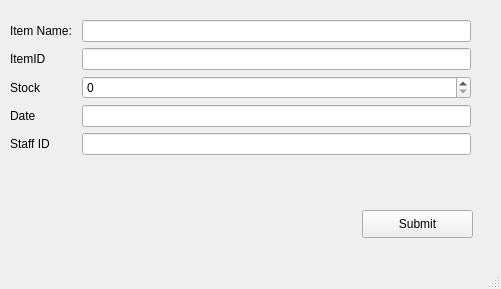
First picture: the form in ui_files/UpdateInvetory.ui, repository TahaZahid05/Restaurant-Managment-System, before the edit.
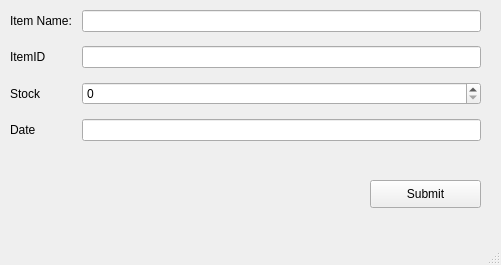
Second picture: the form after the edit.

```diff
--- a/ui_files/UpdateInvetory.ui
+++ b/ui_files/UpdateInvetory.ui
@@ -7,7 +7,7 @@
     <x>0</x>
     <y>0</y>
     <width>501</width>
-    <height>289</height>
+    <height>265</height>
    </rect>
   </property>
   <property name="windowTitle">
@@ -18,12 +18,15 @@
     <property name="geometry">
      <rect>
       <x>10</x>
-      <y>20</y>
-      <width>461</width>
-      <height>181</height>
+      <y>10</y>
+      <width>471</width>
+      <height>151</height>
      </rect>
     </property>
     <layout class="QFormLayout" name="formLayout">
+     <property name="verticalSpacing">
+      <number>14</number>
+     </property>
      <item row="0" column="0">
       <widget class="QLabel" name="label">
        <property name="text">
@@ -64,23 +67,13 @@
      <item row="3" column="1">
       <widget class="QLineEdit" name="lineEdit_3"/>
      </item>
-     <item row="4" column="0">
-      <widget class="QLabel" name="label_5">
-       <property name="text">
-        <string>Staff ID</string>
-       </property>
-      </widget>
-     </item>
-     <item row="4" column="1">
-      <widget class="QLineEdit" name="lineEdit_4"/>
-     </item>
     </layout>
    </widget>
    <widget class="QPushButton" name="pushButton">
     <property name="geometry">
      <rect>
-      <x>362</x>
-      <y>210</y>
+      <x>370</x>
+      <y>180</y>
       <width>111</width>
       <height>28</height>
      </rect>
```
